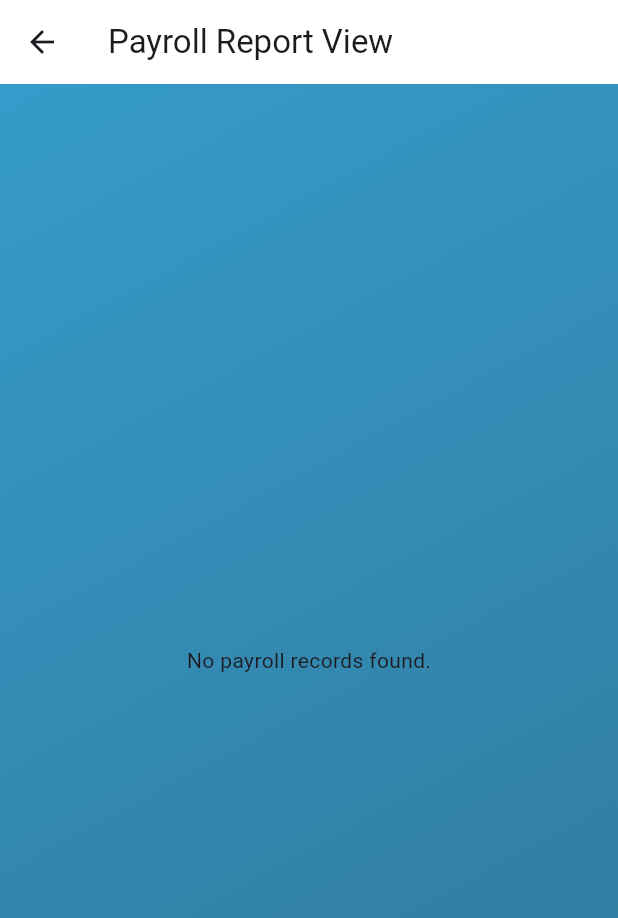
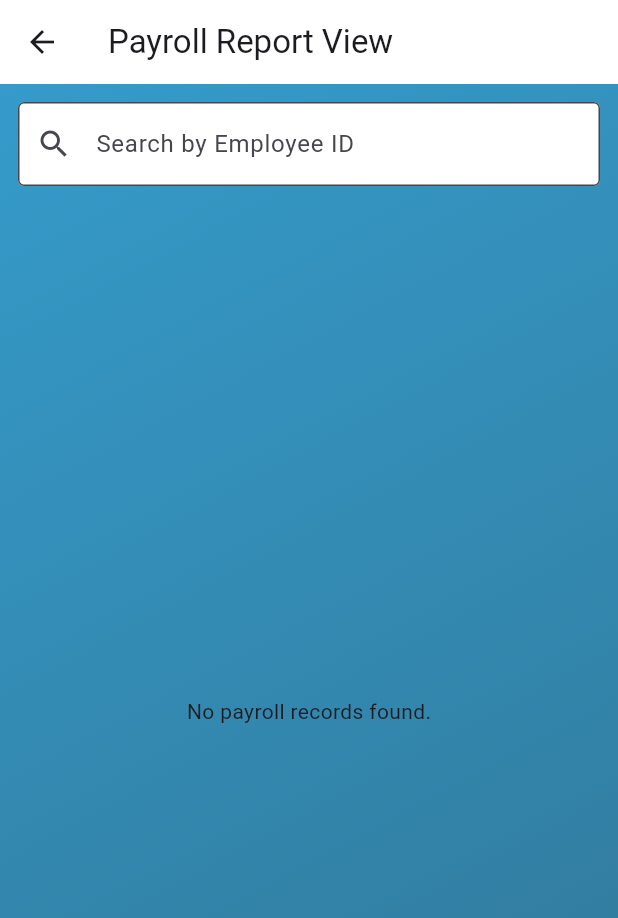
Before and after one commit to DextMendoza/hotellink-finalappdev, a Flutter app: the ViewPayrollScreen screen opened directly with empty values, on a phone screen of 412 x 824 dp. Shown: the top 918 px of the screen. Run offline on Flutter 3.47's test engine with Material 3 defaults, Android fonts, the phone set to English and light mode, and no system bars; our stand-ins replace flutter_secure_storage, shared_preferences; accounts and stored records are empty.

Commit message:
Update payroll_screen.dart

```diff
--- a/lib/screens/payroll_screen.dart
+++ b/lib/screens/payroll_screen.dart
@@ -17,6 +17,8 @@ class ViewPayrollScreen extends StatefulWidget {
 }
 
 class _ViewPayrollScreenState extends State<ViewPayrollScreen> {
+  String _searchQuery = '';
+
   void _editRecord(BuildContext context, int index) {
     if (widget.isEmployee) return; // Extra safety check
 
@@ -91,6 +93,17 @@ class _ViewPayrollScreenState extends State<ViewPayrollScreen> {
 
   @override
   Widget build(BuildContext context) {
+    // Filter records by employee ID
+    final filteredRecords = _searchQuery.isEmpty
+        ? widget.payrollRecords
+        : widget.payrollRecords
+              .where(
+                (r) => r.employeeId.toLowerCase().contains(
+                  _searchQuery.toLowerCase(),
+                ),
+              )
+              .toList();
+
     return Scaffold(
       appBar: AppBar(
         title: const Text('Payroll Report View'),
@@ -99,12 +112,30 @@ class _ViewPayrollScreenState extends State<ViewPayrollScreen> {
       body: Container(
         decoration: const BoxDecoration(gradient: Constants.backgroundGradient),
         padding: const EdgeInsets.all(12.0),
-        child: widget.payrollRecords.isEmpty
+        child: Column(
+          children: [
+            TextField(
+              decoration: const InputDecoration(
+                labelText: 'Search by Employee ID',
+                prefixIcon: Icon(Icons.search),
+                filled: true,
+                fillColor: Colors.white,
+                border: OutlineInputBorder(),
+              ),
+              onChanged: (value) {
+                setState(() {
+                  _searchQuery = value;
+                });
+              },
+            ),
+            const SizedBox(height: 12),
+            Expanded(
+              child: filteredRecords.isEmpty
                   ? const Center(child: Text('No payroll records found.'))
                   : ListView.builder(
-                itemCount: widget.payrollRecords.length,
+                      itemCount: filteredRecords.length,
                       itemBuilder: (context, index) {
-                  final record = widget.payrollRecords[index];
+                        final record = filteredRecords[index];
                         return Card(
                           margin: const EdgeInsets.symmetric(vertical: 8.0),
                           shape: RoundedRectangleBorder(
@@ -130,7 +161,8 @@ class _ViewPayrollScreenState extends State<ViewPayrollScreen> {
                                     children: [
                                       IconButton(
                                         icon: const Icon(Icons.edit),
-                                  onPressed: () => _editRecord(context, index),
+                                        onPressed: () =>
+                                            _editRecord(context, index),
                                       ),
                                       IconButton(
                                         icon: const Icon(
@@ -146,6 +178,9 @@ class _ViewPayrollScreenState extends State<ViewPayrollScreen> {
                       },
                     ),
             ),
+          ],
+        ),
+      ),
     );
   }
 }
```
Lines whose indentation alone changed are shown as unchanged.
